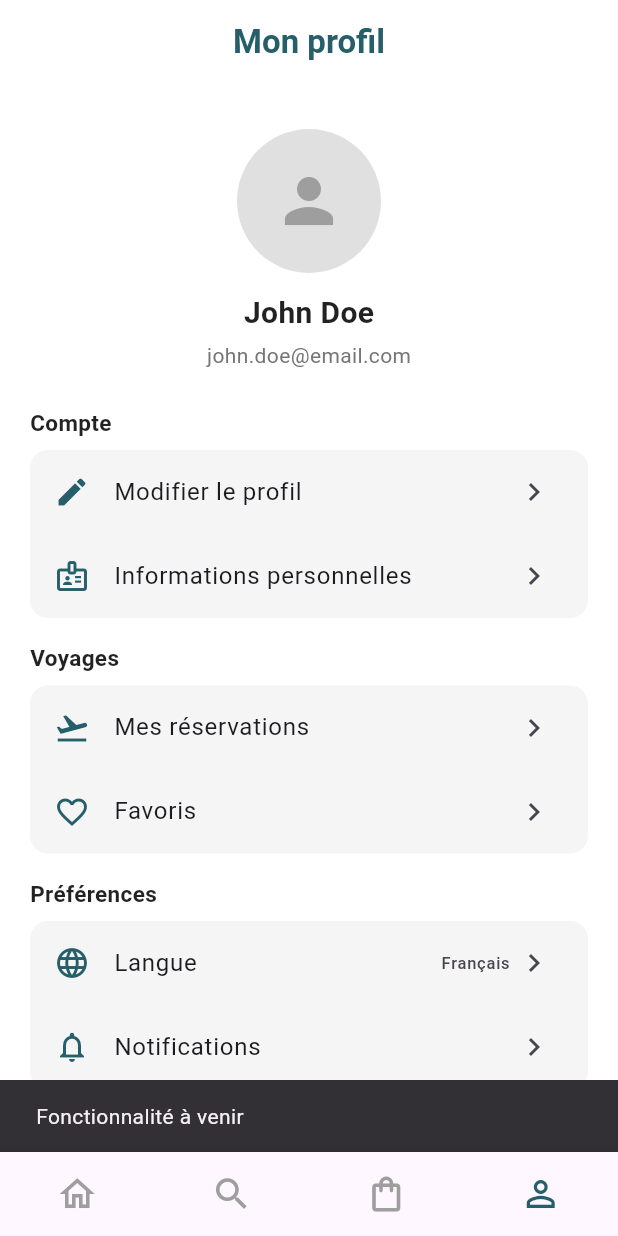
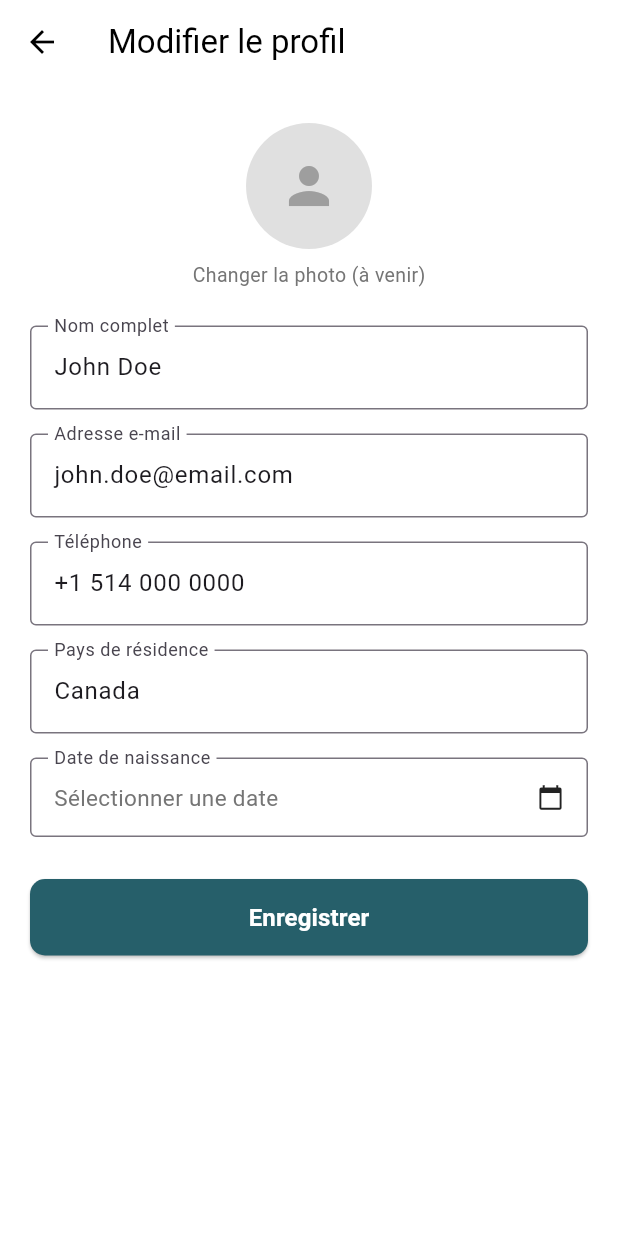
Before and after one commit to ismailtrache/flutter_app_go_voyage, a Flutter app: the screen it shows after launch, item 4 of the bottom bar chosen, after a tap on "Modifier le profil", on a phone screen of 412 x 824 dp. Run offline on Flutter 3.47's test engine with Material 3 defaults, Android fonts, the light colour scheme and no system bars; our stand-ins replace pdf, printing, qr_flutter.

Commit message:
ajout page edit profile

```diff
--- /dev/null
+++ b/lib/pages/lib/pages/edit_profile_page.dart
@@ -0,0 +1,236 @@
+import 'package:flutter/material.dart';
+
+class EditProfilePage extends StatefulWidget {
+  const EditProfilePage({super.key});
+
+  @override
+  State<EditProfilePage> createState() => _EditProfilePageState();
+}
+
+class _EditProfilePageState extends State<EditProfilePage> {
+  final _formKey = GlobalKey<FormState>();
+
+  // 🔹 Données fictives pour l’instant
+  final TextEditingController _nameController =
+      TextEditingController(text: "John Doe");
+  final TextEditingController _emailController =
+      TextEditingController(text: "john.doe@email.com");
+  final TextEditingController _phoneController =
+      TextEditingController(text: "+1 514 000 0000");
+  final TextEditingController _countryController =
+      TextEditingController(text: "Canada");
+  DateTime? _birthDate;
+
+  @override
+  void dispose() {
+    _nameController.dispose();
+    _emailController.dispose();
+    _phoneController.dispose();
+    _countryController.dispose();
+    super.dispose();
+  }
+
+  Future<void> _pickBirthDate() async {
+    final now = DateTime.now();
+    final initial = _birthDate ?? DateTime(now.year - 25, now.month, now.day);
+
+    final DateTime? picked = await showDatePicker(
+      context: context,
+      initialDate: initial,
+      firstDate: DateTime(1900),
+      lastDate: DateTime(now.year - 10),
+    );
+
+    if (picked != null) {
+      setState(() {
+        _birthDate = picked;
+      });
+    }
+  }
+
+  String _formatBirthDate() {
+    if (_birthDate == null) return "Sélectionner une date";
+    return "${_birthDate!.day.toString().padLeft(2, '0')}/"
+        "${_birthDate!.month.toString().padLeft(2, '0')}/"
+        "${_birthDate!.year}";
+  }
+
+  @override
+  Widget build(BuildContext context) {
+    final Color primary = const Color(0xFF265F6A);
+
+    return Scaffold(
+      backgroundColor: Colors.white,
+      appBar: AppBar(
+        title: const Text(
+          "Modifier le profil",
+          style: TextStyle(color: Colors.black),
+        ),
+        backgroundColor: Colors.white,
+        elevation: 0,
+        iconTheme: const IconThemeData(color: Colors.black),
+      ),
+      body: SingleChildScrollView(
+        padding: const EdgeInsets.symmetric(horizontal: 20, vertical: 16),
+        child: Form(
+          key: _formKey,
+          child: Column(
+            children: [
+              // Avatar + petit texte
+              const SizedBox(height: 10),
+              Center(
+                child: Column(
+                  children: [
+                    const CircleAvatar(
+                      radius: 42,
+                      backgroundColor: Color(0xFFE0E0E0),
+                      child: Icon(
+                        Icons.person,
+                        size: 40,
+                        color: Color(0xFF9E9E9E),
+                      ),
+                    ),
+                    const SizedBox(height: 8),
+                    Text(
+                      "Changer la photo (à venir)",
+                      style: TextStyle(
+                        fontSize: 13,
+                        color: Colors.grey[600],
+                      ),
+                    ),
+                  ],
+                ),
+              ),
+
+              const SizedBox(height: 24),
+
+              // Nom complet
+              TextFormField(
+                controller: _nameController,
+                decoration: const InputDecoration(
+                  labelText: "Nom complet",
+                  border: OutlineInputBorder(),
+                ),
+                validator: (value) {
+                  if (value == null || value.trim().isEmpty) {
+                    return "Veuillez entrer votre nom";
+                  }
+                  return null;
+                },
+              ),
+
+              const SizedBox(height: 16),
+
+              // Email
+              TextFormField(
+                controller: _emailController,
+                decoration: const InputDecoration(
+                  labelText: "Adresse e-mail",
+                  border: OutlineInputBorder(),
+                ),
+                keyboardType: TextInputType.emailAddress,
+                validator: (value) {
+                  if (value == null || value.trim().isEmpty) {
+                    return "Veuillez entrer votre e-mail";
+                  }
+                  if (!value.contains("@")) {
+                    return "E-mail invalide";
+                  }
+                  return null;
+                },
+              ),
+
+              const SizedBox(height: 16),
+
+              // Téléphone
+              TextFormField(
+                controller: _phoneController,
+                decoration: const InputDecoration(
+                  labelText: "Téléphone",
+                  border: OutlineInputBorder(),
+                ),
+                keyboardType: TextInputType.phone,
+              ),
+
+              const SizedBox(height: 16),
+
+              // Pays
+              TextFormField(
+                controller: _countryController,
+                decoration: const InputDecoration(
+                  labelText: "Pays de résidence",
+                  border: OutlineInputBorder(),
+                ),
+              ),
+
+              const SizedBox(height: 16),
+
+              // Date de naissance
+              InkWell(
+                onTap: _pickBirthDate,
+                borderRadius: BorderRadius.circular(8),
+                child: InputDecorator(
+                  decoration: const InputDecoration(
+                    labelText: "Date de naissance",
+                    border: OutlineInputBorder(),
+                  ),
+                  child: Row(
+                    mainAxisAlignment: MainAxisAlignment.spaceBetween,
+                    children: [
+                      Text(
+                        _formatBirthDate(),
+                        style: TextStyle(
+                          fontSize: 15,
+                          color: _birthDate == null
+                              ? Colors.grey[600]
+                              : Colors.black,
+                        ),
+                      ),
+                      const Icon(Icons.calendar_today, size: 18),
+                    ],
+                  ),
+                ),
+              ),
+
+              const SizedBox(height: 28),
+
+              SizedBox(
+                width: double.infinity,
+                child: ElevatedButton(
+                  style: ElevatedButton.styleFrom(
+                    backgroundColor: primary,
+                    padding: const EdgeInsets.symmetric(vertical: 14),
+                    shape: RoundedRectangleBorder(
+                      borderRadius: BorderRadius.circular(10),
+                    ),
+                  ),
+                  onPressed: () {
+                    if (_formKey.currentState?.validate() ?? false) {
+                      // Ici tu pourras sauvegarder dans un backend / local storage plus tard
+                      ScaffoldMessenger.of(context).showSnackBar(
+                        const SnackBar(
+                          content: Text("Profil mis à jour (démonstration)"),
+                        ),
+                      );
+                      Navigator.pop(context);
+                    }
+                  },
+                  child: const Text(
+                    "Enregistrer",
+                    style: TextStyle(
+                      fontSize: 16,
+                      fontWeight: FontWeight.w600,
+                      color: Colors.white,
+                    ),
+                  ),
+                ),
+              ),
+
+              const SizedBox(height: 10),
+            ],
+          ),
+        ),
+      ),
+    );
+  }
+}
--- a/lib/pages/lib/pages/profile_page.dart
+++ b/lib/pages/lib/pages/profile_page.dart
@@ -2,23 +2,14 @@
 import 'home_page.dart';
 import 'search_flights_page.dart';
 import 'historique.dart';
+import 'edit_profile_page.dart';
 
 class ProfilePage extends StatelessWidget {
   const ProfilePage({super.key});
 
-  void _showSoon(BuildContext context) {
-    ScaffoldMessenger.of(context).showSnackBar(
-      const SnackBar(
-        content: Text("Fonctionnalité à venir"),
-        duration: Duration(seconds: 2),
-      ),
-    );
-  }
-
   @override
   Widget build(BuildContext context) {
     final Color primary = const Color(0xFF265F6A);
-    final Color sectionBg = const Color(0xFFF5F5F5);
 
     return Scaffold(
       backgroundColor: Colors.white,
@@ -39,21 +30,18 @@
         ),
       ),
 
-      // ✅ Nouveau body : profil cohérent
       body: SingleChildScrollView(
         padding: const EdgeInsets.symmetric(horizontal: 20, vertical: 20),
         child: Column(
           children: [
-            // --------- Avatar + infos utilisateur ----------
-            const SizedBox(height: 10),
+
+            // ===================== PHOTO + NOM =====================
             Center(
               child: Column(
                 children: [
                   const CircleAvatar(
                     radius: 48,
                     backgroundColor: Color(0xFFE0E0E0),
-                    // Tu pourras mettre une vraie image ici :
-                    // backgroundImage: AssetImage('assets/images/profile.jpg'),
                     child: Icon(
                       Icons.person,
                       size: 48,
@@ -64,9 +52,8 @@
                   const Text(
                     "John Doe",
                     style: TextStyle(
-                      fontSize: 20,
+                      fontSize: 18,
                       fontWeight: FontWeight.w600,
-                      color: Colors.black87,
                     ),
                   ),
                   const SizedBox(height: 4),
@@ -81,127 +68,79 @@
               ),
             ),
 
-            const SizedBox(height: 24),
+            const SizedBox(height: 30),
 
-            // --------- Section : Compte ----------
-            _ProfileSection(
-              title: "Compte",
-              backgroundColor: sectionBg,
-              children: [
-                ListTile(
-                  leading: Icon(Icons.edit, color: primary),
-                  title: const Text("Modifier le profil"),
-                  trailing: const Icon(Icons.chevron_right),
-                  onTap: () => _showSoon(context),
-                ),
-                ListTile(
-                  leading: Icon(Icons.badge_outlined, color: primary),
-                  title: const Text("Informations personnelles"),
-                  trailing: const Icon(Icons.chevron_right),
-                  onTap: () => _showSoon(context),
-                ),
-              ],
+            // ===================== SECTION COMPTE =====================
+            _sectionTitle("Compte"),
+            _profileTile(
+              icon: Icons.edit,
+              title: "Modifier le profil",
+              onTap: () {
+                Navigator.push(
+                  context,
+                  MaterialPageRoute(
+                    builder: (_) => const EditProfilePage(),
+                  ),
+                );
+              },
+              primary: primary,
             ),
-
-            const SizedBox(height: 16),
-
-            // --------- Section : Voyages ----------
-            _ProfileSection(
-              title: "Voyages",
-              backgroundColor: sectionBg,
-              children: [
-                ListTile(
-                  leading: Icon(Icons.flight_takeoff, color: primary),
-                  title: const Text("Mes réservations"),
-                  trailing: const Icon(Icons.chevron_right),
-                  onTap: () => _showSoon(context),
-                ),
-                ListTile(
-                  leading: Icon(Icons.favorite_border, color: primary),
-                  title: const Text("Favoris"),
-                  trailing: const Icon(Icons.chevron_right),
-                  onTap: () => _showSoon(context),
-                ),
-              ],
-            ),
-
-            const SizedBox(height: 16),
-
-            // --------- Section : Préférences ----------
-            _ProfileSection(
-              title: "Préférences",
-              backgroundColor: sectionBg,
-              children: [
-                ListTile(
-                  leading: Icon(Icons.language, color: primary),
-                  title: const Text("Langue"),
-                  trailing: Row(
-                    mainAxisSize: MainAxisSize.min,
-                    children: const [
-                      Text("Français"),
-                      SizedBox(width: 4),
-                      Icon(Icons.chevron_right),
-                    ],
-                  ),
-                  onTap: () => _showSoon(context),
-                ),
-                ListTile(
-                  leading: Icon(Icons.notifications_none, color: primary),
-                  title: const Text("Notifications"),
-                  trailing: const Icon(Icons.chevron_right),
-                  onTap: () => _showSoon(context),
-                ),
-              ],
-            ),
-
-            const SizedBox(height: 16),
-
-            // --------- Section : Aide & support ----------
-            _ProfileSection(
-              title: "Aide",
-              backgroundColor: sectionBg,
-              children: [
-                ListTile(
-                  leading: Icon(Icons.help_outline, color: primary),
-                  title: const Text("Centre d’aide"),
-                  trailing: const Icon(Icons.chevron_right),
-                  onTap: () => _showSoon(context),
-                ),
-                ListTile(
-                  leading: Icon(Icons.description_outlined, color: primary),
-                  title: const Text("Conditions & confidentialité"),
-                  trailing: const Icon(Icons.chevron_right),
-                  onTap: () => _showSoon(context),
-                ),
-              ],
+            _profileTile(
+              icon: Icons.lock_outline,
+              title: "Changer le mot de passe",
+              onTap: () => _soon(context),
+              primary: primary,
             ),
 
             const SizedBox(height: 24),
 
-            // --------- Déconnexion ----------
-            TextButton.icon(
-              onPressed: () {
-                _showSoon(context);
-              },
-              icon: const Icon(Icons.logout, color: Colors.redAccent),
-              label: const Text(
-                "Se déconnecter",
-                style: TextStyle(
-                  color: Colors.redAccent,
-                  fontWeight: FontWeight.w600,
-                ),
-              ),
+            // ===================== SECTION PRÉFÉRENCES =====================
+            _sectionTitle("Préférences"),
+            _profileTile(
+              icon: Icons.favorite_border,
+              title: "Favoris",
+              onTap: () => _soon(context),
+              primary: primary,
+            ),
+            _profileTile(
+              icon: Icons.language,
+              title: "Langue",
+              onTap: () => _soon(context),
+              primary: primary,
+            ),
+            _profileTile(
+              icon: Icons.settings_outlined,
+              title: "Paramètres",
+              onTap: () => _soon(context),
+              primary: primary,
             ),
 
-            const SizedBox(height: 10),
+            const SizedBox(height: 24),
+
+            // ===================== SECTION AUTRES =====================
+            _sectionTitle("Autres"),
+            _profileTile(
+              icon: Icons.help_outline,
+              title: "Aide & support",
+              onTap: () => _soon(context),
+              primary: primary,
+            ),
+            _profileTile(
+              icon: Icons.logout,
+              title: "Se déconnecter",
+              textColor: Colors.red,
+              onTap: () => _soon(context),
+              primary: primary,
+            ),
           ],
         ),
       ),
 
+      // ===================== NAVIGATION BAS =====================
       bottomNavigationBar: BottomNavigationBar(
         type: BottomNavigationBarType.fixed,
-        currentIndex: 3, // 🔹 Ici on est sur Profil
-        selectedItemColor: const Color(0xFF265F6A),
+        currentIndex: 3,
+        selectedItemColor: primary,
         unselectedItemColor: Colors.grey,
         selectedFontSize: 0,
         unselectedFontSize: 0,
@@ -212,9 +151,7 @@
             case 0:
               Navigator.pushReplacement(
                 context,
-                MaterialPageRoute(
-                  builder: (_) => const HomePage(),
-                ),
+                MaterialPageRoute(builder: (_) => const HomePage()),
               );
               break;
 
@@ -231,14 +168,11 @@
             case 2:
               Navigator.pushReplacement(
                 context,
-                MaterialPageRoute(
-                  builder: (_) => const HistoriquePage(),
-                ),
+                MaterialPageRoute(builder: (_) => const HistoriquePage()),
               );
               break;
 
             case 3:
-              // On est déjà sur la page Profil
               break;
           }
         },
@@ -276,44 +210,56 @@
       ),
     );
   }
-}
 
-// Petit widget pour structurer chaque bloc de la page profil
-class _ProfileSection extends StatelessWidget {
-  final String title;
-  final List<Widget> children;
-  final Color backgroundColor;
+  // ===================== WIDGETS =====================
 
-  const _ProfileSection({
-    required this.title,
-    required this.children,
-    required this.backgroundColor,
-  });
-
-  @override
-  Widget build(BuildContext context) {
-    return Column(
-      crossAxisAlignment: CrossAxisAlignment.start,
-      children: [
-        Text(
+  Widget _sectionTitle(String title) {
+    return Align(
+      alignment: Alignment.centerLeft,
+      child: Padding(
+        padding: const EdgeInsets.only(bottom: 8),
+        child: Text(
           title,
           style: const TextStyle(
-            fontSize: 15,
+            fontSize: 14,
             fontWeight: FontWeight.w600,
-            color: Colors.black87,
+            color: Colors.black54,
           ),
         ),
-        const SizedBox(height: 8),
-        Container(
-          decoration: BoxDecoration(
-            color: backgroundColor,
-            borderRadius: BorderRadius.circular(12),
+      ),
+    );
+  }
+
+  Widget _profileTile({
+    required IconData icon,
+    required String title,
+    required VoidCallback onTap,
+    required Color primary,
+    Color? textColor,
+  }) {
+    return Column(
+      children: [
+        ListTile(
+          contentPadding: EdgeInsets.zero,
+          leading: Icon(icon, color: textColor ?? primary),
+          title: Text(
+            title,
+            style: TextStyle(
+              fontSize: 16,
+              color: textColor ?? Colors.black,
+            ),
           ),
-          child: Column(
-            children: children,
-          ),
+          trailing: const Icon(Icons.chevron_right),
+          onTap: onTap,
         ),
+        const Divider(height: 1),
       ],
     );
   }
+
+  void _soon(BuildContext context) {
+    ScaffoldMessenger.of(context).showSnackBar(
+      const SnackBar(content: Text("Fonctionnalité à venir")),
+    );
+  }
 }
```
